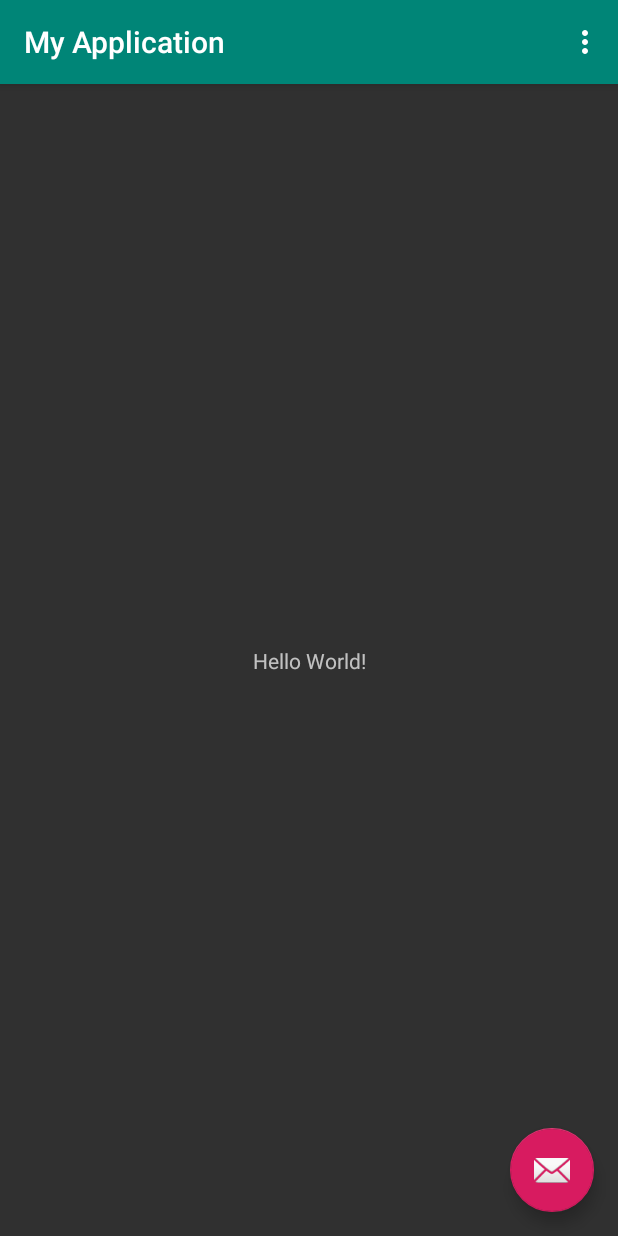
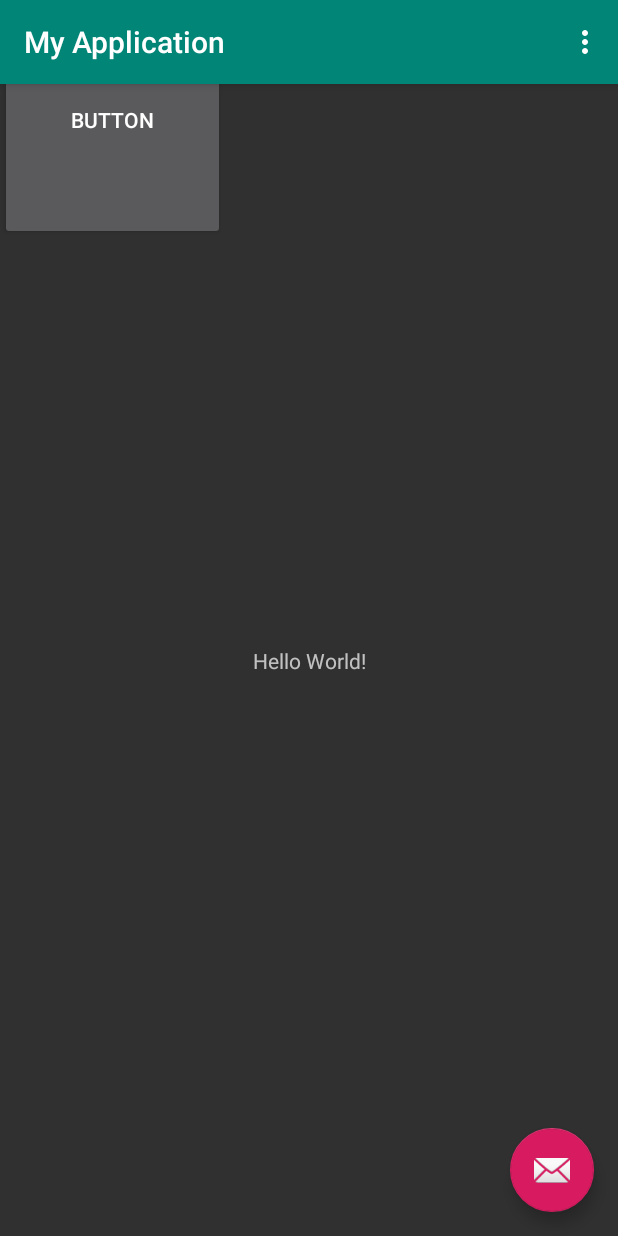
Before and after one commit to amandeepshera123/New-repository, an Android app: the screen it shows after launch (MainActivity), on a phone screen of 412 x 824 dp. Run offline under Robolectric (Android 15) with nearby library versions, the phone set to English and light mode, and no system bars; libraries missing offline, so code that uses them is left out: com.microsoft.appcenter; 4 statements that could not run were skipped.

Commit message:
changes made for crashes in app

```diff
--- a/app/build.gradle
+++ b/app/build.gradle
@@ -7,7 +7,7 @@ android {
         minSdkVersion 16
         targetSdkVersion 28
         versionCode 1
-        versionName "1.0"
+        versionName "1.1"
         testInstrumentationRunner "android.support.test.runner.AndroidJUnitRunner"
     }
     buildTypes {
--- a/app/src/main/java/com/example/myapplication/MainActivity.java
+++ b/app/src/main/java/com/example/myapplication/MainActivity.java
@@ -8,12 +8,14 @@ import android.support.v7.widget.Toolbar;
 import android.view.View;
 import android.view.Menu;
 import android.view.MenuItem;
+import android.widget.Button;
+
 import com.microsoft.appcenter.AppCenter;
 import com.microsoft.appcenter.analytics.Analytics;
 import com.microsoft.appcenter.crashes.Crashes;
 import com.microsoft.appcenter.distribute.Distribute;
 
-public class MainActivity extends AppCompatActivity {
+public class MainActivity extends AppCompatActivity  {
 
     @Override
     protected void onCreate(Bundle savedInstanceState) {
@@ -21,6 +23,15 @@ public class MainActivity extends AppCompatActivity {
         setContentView(R.layout.activity_main);
         Toolbar toolbar = findViewById(R.id.toolbar);
         setSupportActionBar(toolbar);
+        Button button = findViewById(R.id.button);
+        button.setOnClickListener(new View.OnClickListener() {
+            @Override
+            public void onClick(View v) {
+
+                    int divByZero = 42 / 0;
+
+            }
+        });
 
         FloatingActionButton fab = findViewById(R.id.fab);
         fab.setOnClickListener(new View.OnClickListener() {
@@ -59,4 +70,6 @@ public class MainActivity extends AppCompatActivity {
 
         return super.onOptionsItemSelected(item);
     }
+
+
 }
--- a/app/src/main/res/layout/activity_main.xml
+++ b/app/src/main/res/layout/activity_main.xml
@@ -22,6 +22,7 @@
 
     <include layout="@layout/content_main" />
 
+
     <android.support.design.widget.FloatingActionButton
         android:id="@+id/fab"
         android:layout_width="wrap_content"
@@ -30,6 +31,11 @@
         android:layout_margin="@dimen/fab_margin"
         app:srcCompat="@android:drawable/ic_dialog_email" />
 
+    <Button
+        android:id="@+id/button"
+        android:layout_width="150dp"
+        android:layout_height="160dp"
+        android:text="Button" />
 
 
 </android.support.design.widget.CoordinatorLayout>
```
